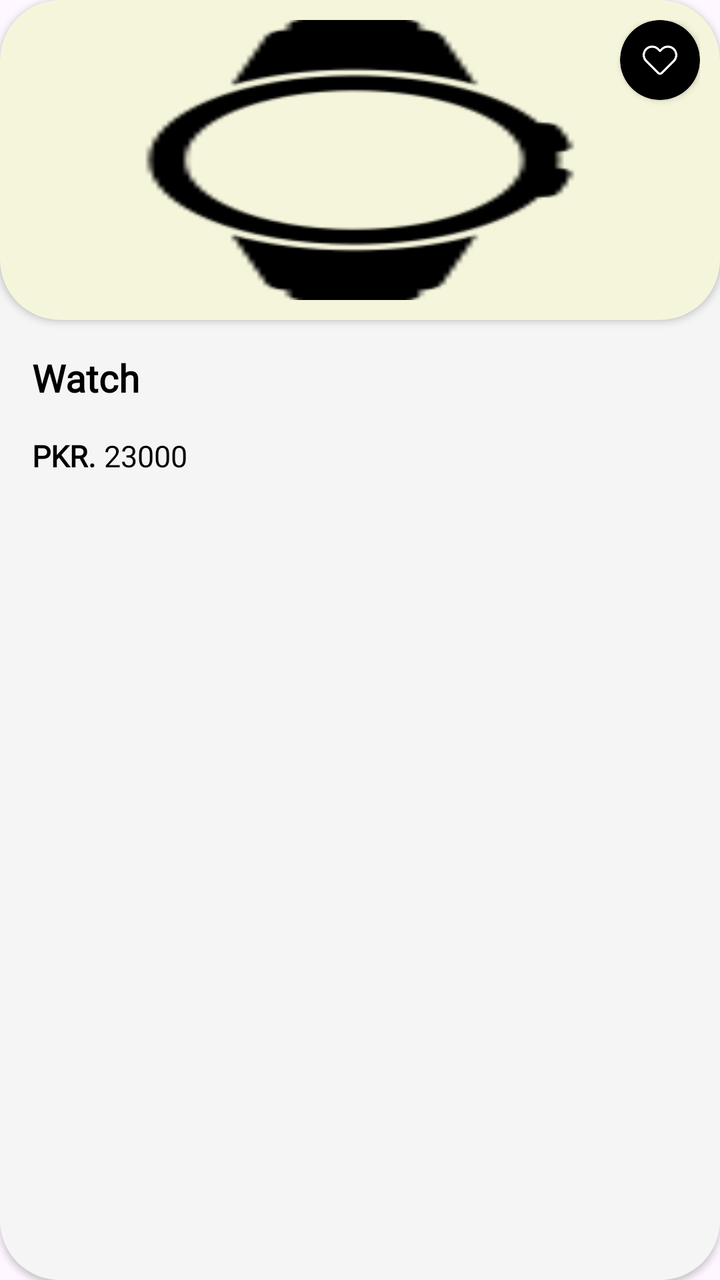
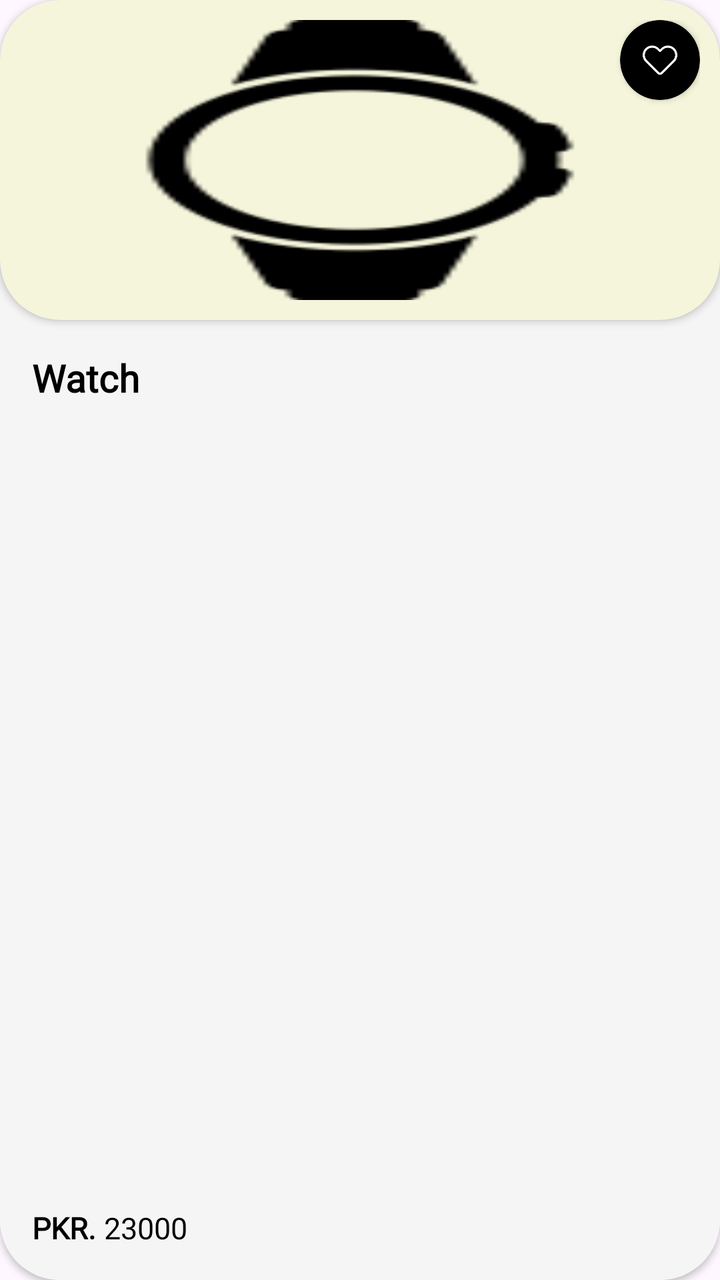

An Android layout rendered at two revisions. The XML below is the earlier revision; the diff shows what the commit changed to produce the second picture.
<!-- AndroidManifest.xml: application theme Theme.SparkleHaven -->
<!-- res/layout/items_layout.xml -->
<?xml version="1.0" encoding="utf-8"?>
<androidx.cardview.widget.CardView xmlns:android="http://schemas.android.com/apk/res/android"
    xmlns:tools="http://schemas.android.com/tools"
    android:layout_width="match_parent"
    android:layout_height="wrap_content"
    xmlns:app="http://schemas.android.com/apk/res-auto"
    app:cardBackgroundColor="@color/White_Pure"
    android:layout_margin="8dp"
    app:cardCornerRadius="30dp">

    <LinearLayout
        android:layout_width="match_parent"
        android:layout_height="match_parent"
        android:orientation="vertical"
        android:background="@color/Grey_Background">
        
        <androidx.cardview.widget.CardView
            android:layout_width="match_parent"
            android:layout_height="160dp"
            app:cardCornerRadius="30dp"
            app:cardBackgroundColor="@color/Beige">

            <androidx.constraintlayout.widget.ConstraintLayout
                android:layout_width="match_parent"
                android:layout_height="match_parent"
                android:padding="10dp">

                <ImageView
                    android:id="@+id/itemProductImage"
                    android:layout_width="match_parent"
                    android:layout_height="match_parent"
                    android:scaleType="fitXY"
                    android:src="@drawable/smart_watch"
                    app:layout_constraintBottom_toBottomOf="parent"
                    app:layout_constraintEnd_toEndOf="parent"
                    app:layout_constraintStart_toStartOf="parent"
                    app:layout_constraintTop_toTopOf="parent" />

                <androidx.cardview.widget.CardView
                    android:id="@+id/favoriteIconBtn"
                    android:layout_width="40dp"
                    android:layout_height="40dp"
                    app:cardBackgroundColor="@color/Black_Pure"
                    app:cardCornerRadius="30dp"
                    app:layout_constraintEnd_toEndOf="parent"
                    app:layout_constraintTop_toTopOf="parent" >

                    <LinearLayout
                        android:layout_width="match_parent"
                        android:layout_height="match_parent"
                        android:gravity="center"
                        android:padding="11dp"
                        android:orientation="vertical">

                        <ImageView
                            android:id="@+id/isFavoriteIcon"
                            android:layout_width="match_parent"
                            android:layout_height="match_parent"
                            android:src="@drawable/unfav_icon" />

                    </LinearLayout>

                </androidx.cardview.widget.CardView>

            </androidx.constraintlayout.widget.ConstraintLayout>

        </androidx.cardview.widget.CardView>
        
        <LinearLayout
            android:layout_width="match_parent"
            android:layout_height="match_parent"
            android:orientation="vertical"
            android:layout_margin="16dp">

            <TextView
                android:id="@+id/itemProductName"
                android:layout_width="wrap_content"
                android:layout_height="wrap_content"
                android:text="Watch"
                android:textStyle="bold"
                android:textSize="19sp"
                android:textColor="@color/Black_Pure"
                android:fontFamily="@font/lora_medium"/>

            <LinearLayout
                android:layout_width="match_parent"
                android:layout_height="wrap_content"
                android:orientation="horizontal"
                android:layout_marginTop="16dp">

                <TextView
                    android:layout_width="wrap_content"
                    android:layout_height="wrap_content"
                    android:text="PKR."
                    android:textStyle="bold"
                    android:textSize="15sp"
                    android:textColor="@color/Black_Pure"
                    android:fontFamily="@font/lora_medium"/>

                <TextView
                    android:id="@+id/itemProductPrice"
                    android:layout_width="wrap_content"
                    android:layout_height="wrap_content"
                    android:text="23000"
                    android:layout_marginStart="4dp"
                    android:textSize="15sp"
                    android:textColor="@color/Black_Pure"
                    android:fontFamily="@font/lora_medium"/>

            </LinearLayout>

        </LinearLayout>
        
    </LinearLayout>

</androidx.cardview.widget.CardView>
<!-- resources referenced by this layout -->
<resources>
  <color name="Beige">#F5F5DC</color>
  <color name="Black_Pure">#FF000000</color>
  <color name="Grey_Background">#F5F5F5</color>
  <color name="White_Pure">#FFFFFFFF</color>
  <!-- drawable smart_watch: png bitmap (drawable, 2864 bytes) -->
  <!-- drawable unfav_icon: png bitmap (drawable, 2302 bytes) -->
  <style name="Theme.SparkleHaven" parent="Base.Theme.SparkleHaven" />
  <style name="Base.Theme.SparkleHaven" parent="Theme.Material3.DayNight.NoActionBar">
          
          
      </style>
</resources>

<!-- the commit's change to res/layout/items_layout.xml (unified diff, before → after) -->
@@ -79,14 +79,18 @@
                 android:text="Watch"
                 android:textStyle="bold"
                 android:textSize="19sp"
+                android:maxLines="2"
+                android:ellipsize="end"
                 android:textColor="@color/Black_Pure"
                 android:fontFamily="@font/lora_medium"/>
 
             <LinearLayout
                 android:layout_width="match_parent"
-                android:layout_height="wrap_content"
+                android:layout_height="0dp"
                 android:orientation="horizontal"
-                android:layout_marginTop="16dp">
+                android:layout_marginTop="16dp"
+                android:layout_weight="1"
+                android:gravity="bottom">
 
                 <TextView
                     android:layout_width="wrap_content"
